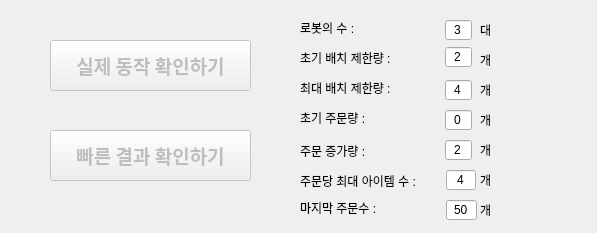
Before: the Qt Designer form Dynamic/dynamic_sim_gui.ui in JeonHyeongJunKW/warehouse-simulator, drawn with Qt 5.
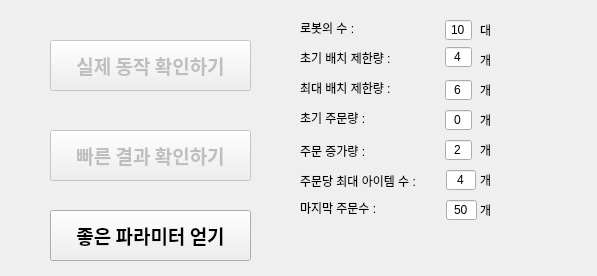
After: the same form once the commit is applied.

Commit message: param set

Patch:
```diff
--- a/Dynamic/dynamic_sim_gui.ui
+++ b/Dynamic/dynamic_sim_gui.ui
@@ -7,7 +7,7 @@
     <x>0</x>
     <y>0</y>
     <width>597</width>
-    <height>233</height>
+    <height>276</height>
    </rect>
   </property>
   <property name="windowTitle">
@@ -161,7 +161,7 @@
     </rect>
    </property>
    <property name="text">
-    <string>3</string>
+    <string>10</string>
    </property>
    <property name="alignment">
     <set>Qt::AlignCenter</set>
@@ -177,7 +177,7 @@
     </rect>
    </property>
    <property name="text">
-    <string>2</string>
+    <string>4</string>
    </property>
    <property name="alignment">
     <set>Qt::AlignCenter</set>
@@ -193,7 +193,7 @@
     </rect>
    </property>
    <property name="text">
-    <string>4</string>
+    <string>6</string>
    </property>
    <property name="alignment">
     <set>Qt::AlignCenter</set>
@@ -367,6 +367,42 @@
     <string>대</string>
    </property>
   </widget>
+  <widget class="QPushButton" name="buttonGoodParam">
+   <property name="enabled">
+    <bool>true</bool>
+   </property>
+   <property name="geometry">
+    <rect>
+     <x>50</x>
+     <y>210</y>
+     <width>201</width>
+     <height>51</height>
+    </rect>
+   </property>
+   <property name="font">
+    <font>
+     <family>맑은 고딕</family>
+     <pointsize>14</pointsize>
+     <weight>75</weight>
+     <bold>true</bold>
+    </font>
+   </property>
+   <property name="text">
+    <string>좋은 파라미터 얻기</string>
+   </property>
+   <property name="checkable">
+    <bool>false</bool>
+   </property>
+   <property name="autoDefault">
+    <bool>false</bool>
+   </property>
+   <property name="default">
+    <bool>false</bool>
+   </property>
+   <property name="flat">
+    <bool>false</bool>
+   </property>
+  </widget>
  </widget>
  <resources/>
  <connections/>
```
The commit also changes 101 other files.
